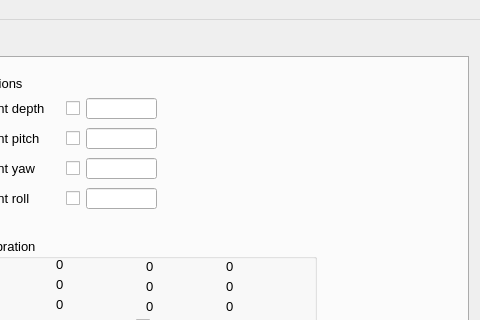
First picture: the form in mainwindow.ui, repository robocenter-rov/remote-control, before the edit; both pictures show x 777 to 1257 and y 0 to 320 of the 1257 by 648 pixel window.
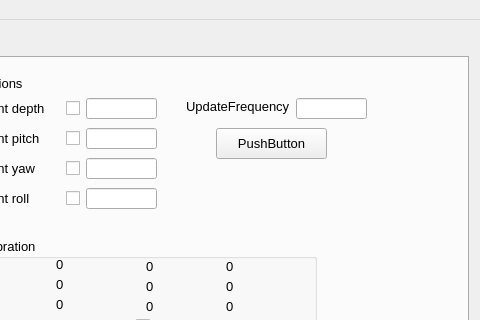
Second picture: the form after the edit. The open tabs and pages were chosen to show the change. Custom widgets are drawn as their Qt base class.

Commit message: Add stabilization update frequency control

```diff
--- a/mainwindow.ui
+++ b/mainwindow.ui
@@ -3341,6 +3341,42 @@
          <set>Qt::AlignCenter</set>
         </property>
        </widget>
+       <widget class="QLabel" name="UpdateFrequencyLabel">
+        <property name="geometry">
+         <rect>
+          <x>950</x>
+          <y>40</y>
+          <width>121</width>
+          <height>16</height>
+         </rect>
+        </property>
+        <property name="text">
+         <string>UpdateFrequency</string>
+        </property>
+       </widget>
+       <widget class="QLineEdit" name="UpdateFrequencyEdit">
+        <property name="geometry">
+         <rect>
+          <x>1060</x>
+          <y>40</y>
+          <width>71</width>
+          <height>21</height>
+         </rect>
+        </property>
+       </widget>
+       <widget class="QPushButton" name="SetUpdateFrequencyButton">
+        <property name="geometry">
+         <rect>
+          <x>980</x>
+          <y>70</y>
+          <width>111</width>
+          <height>31</height>
+         </rect>
+        </property>
+        <property name="text">
+         <string>PushButton</string>
+        </property>
+       </widget>
       </widget>
       <widget class="QWidget" name="pidTab">
        <attribute name="title">
```
The commit also changes 2 other files.
